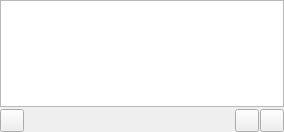
Above: gui/folderpage.ui from CDrummond/cantata before the change. Below: the same form after it.
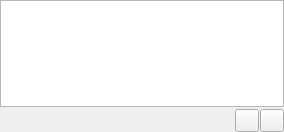
That is the form after the change. Custom widgets are drawn as their Qt base class.

Commit message: Remove refresh buttons in status bar, and place into main menu. Also, prompt for confirmation before perforing refresh.

```diff
--- a/gui/folderpage.ui
+++ b/gui/folderpage.ui
@@ -46,9 +46,6 @@
      <property name="bottomMargin">
       <number>0</number>
      </property>
-     <item>
-      <widget class="ToolButton" name="libraryUpdate"/>
-     </item>
      <item>
       <spacer name="horizontalSpacer_2">
        <property name="orientation">
```
The commit also changes 11 other files.
